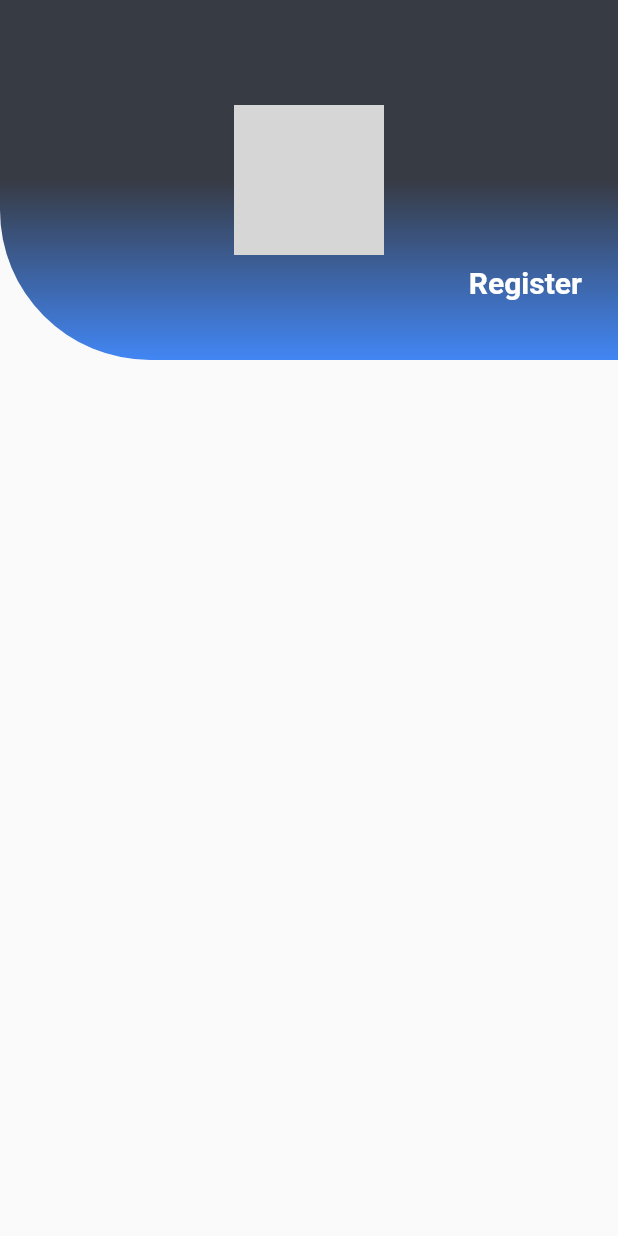
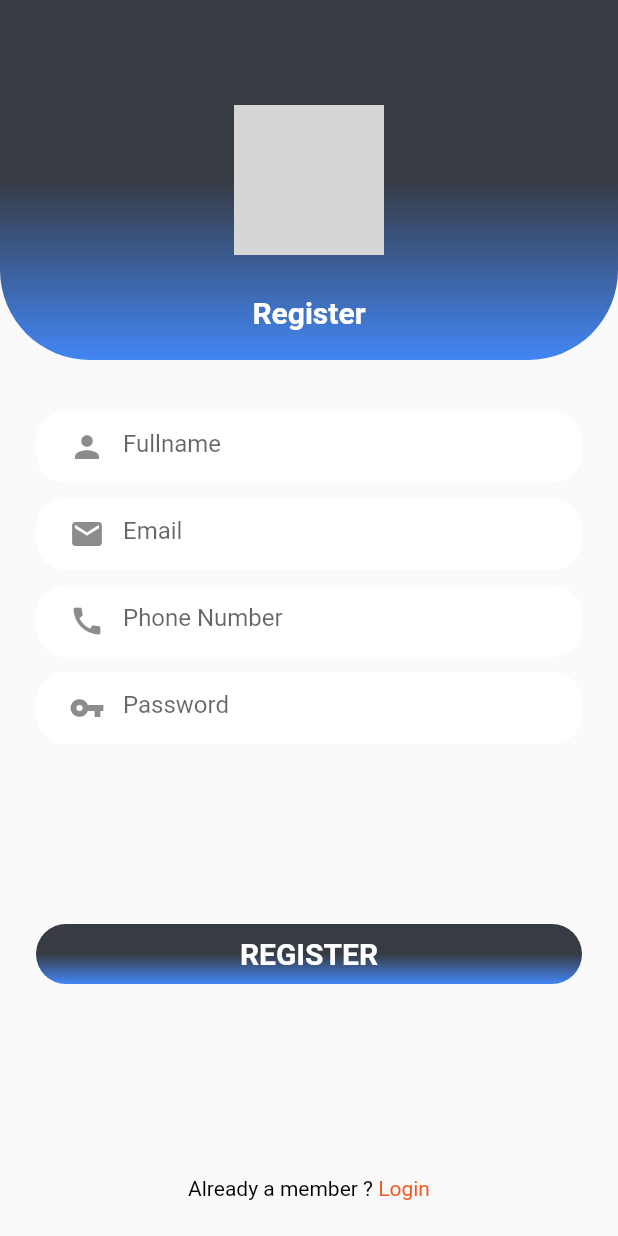
Before and after one commit to Anullos/luna_fashion, a Flutter app: the SignUpPage screen opened by its route, on a phone screen of 412 x 824 dp. Run offline on Flutter 3.47's test engine with Material 2 defaults, Android fonts, the phone set to English and light mode, and no system bars; our stand-ins replace firebase_analytics, firebase_core, firebase_crashlytics, flutter_riverpod, logger; accounts and stored records are empty; grey boxes are pictures that could not be loaded.

Commit message:
[AUTH] - improved anim

```diff
--- a/lib/src/auth/presentation/pages/login_page.dart
+++ b/lib/src/auth/presentation/pages/login_page.dart
@@ -21,20 +21,17 @@ class _LoginPageState extends State<LoginPage> {
   final _psudoDuration = const Duration(milliseconds: 150);
   bool _isCompleted = false;
   bool _isKeyboardVisible = false;
-
-  @override
-  void initState() {
-    super.initState();
-  }
+  bool _isOtherPage = false;
 
   _navigateSignUp() async {
     FocusScope.of(context).requestFocus(FocusNode());
     await _animateContainerFromTopToBottom();
-
+    _isOtherPage = true;
     Navigator.pushNamed(context, signupRoute).then((value) {
       if (value == true) {
         _animateContainerFromBottomToTop();
         _isCompleted = true;
+        _isOtherPage = false;
       }
     });
   }
@@ -42,7 +39,7 @@ class _LoginPageState extends State<LoginPage> {
   _animateContainerFromBottomToTop() async {
     await Future.delayed(_psudoDuration);
     _height = 240;
-    _radioValue = 100;
+    _radioValue = 60;
     _iconHeight = 100;
     _iconWidth = 100;
     setState(() {});
@@ -71,12 +68,16 @@ class _LoginPageState extends State<LoginPage> {
     _isCompleted = true;
 
     if (WidgetsBinding.instance!.window.viewInsets.bottom > 0.0 &&
-        !_isKeyboardVisible) {
+        !_isKeyboardVisible &&
+        _isCompleted &&
+        !_isOtherPage) {
       _height = 0;
       _isKeyboardVisible = true;
       setState(() {});
     } else if (WidgetsBinding.instance!.window.viewInsets.bottom == 0.0 &&
-        _isKeyboardVisible) {
+        _isKeyboardVisible &&
+        _isCompleted &&
+        !_isOtherPage) {
       _height = 240;
       _isKeyboardVisible = false;
       setState(() {});
--- a/lib/src/auth/presentation/pages/signup_page.dart
+++ b/lib/src/auth/presentation/pages/signup_page.dart
@@ -1,6 +1,7 @@
 import 'package:flutter/material.dart';
 
 import '../widgets/custom_anim_screen.dart';
+import '../widgets/signup_form.dart';
 
 class SignUpPage extends StatefulWidget {
   const SignUpPage({Key? key}) : super(key: key);
@@ -17,6 +18,8 @@ class _SignUpPageState extends State<SignUpPage> {
   final _duration = const Duration(milliseconds: 750);
   final _durationIcon = const Duration(milliseconds: 450);
   final _psudoDuration = const Duration(milliseconds: 150);
+  bool _isCompleted = false;
+  bool _isKeyboardVisible = false;
 
   _navigateBack() async {
     await _animateContainerFromTopToBottom();
@@ -26,7 +29,7 @@ class _SignUpPageState extends State<SignUpPage> {
   _animateContainerFromBottomToTop() async {
     await Future.delayed(_psudoDuration);
     _height = 240;
-    _radioValue = 100;
+    _radioValue = 60;
     _iconHeight = 100;
     _iconWidth = 100;
     setState(() {});
@@ -43,6 +46,7 @@ class _SignUpPageState extends State<SignUpPage> {
   void didChangeDependencies() {
     super.didChangeDependencies();
 
+    if (!_isCompleted) {
       _height = MediaQuery.of(context).size.height;
       _radioValue = 0;
       _iconHeight = 100;
@@ -50,6 +54,20 @@ class _SignUpPageState extends State<SignUpPage> {
       setState(() {});
 
       _animateContainerFromBottomToTop();
+    }
+    _isCompleted = true;
+
+    if (WidgetsBinding.instance!.window.viewInsets.bottom > 0.0 &&
+        !_isKeyboardVisible) {
+      _height = 0;
+      _isKeyboardVisible = true;
+      setState(() {});
+    } else if (WidgetsBinding.instance!.window.viewInsets.bottom == 0.0 &&
+        _isKeyboardVisible) {
+      _height = 240;
+      _isKeyboardVisible = false;
+      setState(() {});
+    }
   }
 
   @override
@@ -63,6 +81,10 @@ class _SignUpPageState extends State<SignUpPage> {
         body: Stack(
           fit: StackFit.expand,
           children: [
+            SignupForm(
+              heightFake: _isKeyboardVisible ? 100 : 240,
+              onTapLogin: _navigateBack,
+            ),
             CustomAnimScreen(
               text: 'Register',
               isCompleted: _height == 240,
--- a/lib/src/auth/presentation/widgets/custom_anim_screen.dart
+++ b/lib/src/auth/presentation/widgets/custom_anim_screen.dart
@@ -37,6 +37,7 @@ class CustomAnimScreen extends StatelessWidget {
           gradient: LunaColors.backgroundAuthGradient,
           borderRadius: BorderRadius.only(
             bottomLeft: Radius.circular(radioValue),
+            bottomRight: Radius.circular(radioValue),
           ),
         ),
         child: Stack(
@@ -61,8 +62,9 @@ class CustomAnimScreen extends StatelessWidget {
             FutureBuilder(
               future: Future.delayed(durationIcon),
               builder: (_, snapshot) => Positioned(
-                bottom: 40,
+                bottom: 20,
                 right: 24,
+                left: 24,
                 child: AnimatedOpacity(
                   opacity: isCompleted &&
                           snapshot.connectionState == ConnectionState.done
@@ -71,6 +73,7 @@ class CustomAnimScreen extends StatelessWidget {
                   duration: durationIcon,
                   child: Text(
                     text,
+                    textAlign: TextAlign.center,
                     style: const TextStyle(
                       color: Colors.white,
                       fontSize: 20,
--- /dev/null
+++ b/lib/src/auth/presentation/widgets/signup_form.dart
@@ -0,0 +1,94 @@
+import 'package:flutter/material.dart';
+
+import '../../../shared/presentation/utils/luna_colors.dart';
+import '../../../shared/presentation/widgets/custom_button_widget.dart';
+
+class SignupForm extends StatelessWidget {
+  const SignupForm({
+    Key? key,
+    required this.heightFake,
+    required this.onTapLogin,
+  }) : super(key: key);
+  final double heightFake;
+  final VoidCallback onTapLogin;
+
+  @override
+  Widget build(BuildContext context) {
+    final size = MediaQuery.of(context).size;
+    return SingleChildScrollView(
+      child: SizedBox(
+        height: size.height,
+        width: size.width,
+        child: Column(
+          mainAxisSize: MainAxisSize.max,
+          children: [
+            AnimatedContainer(
+              duration: const Duration(milliseconds: 750),
+              curve: Curves.fastOutSlowIn,
+              height: heightFake,
+            ),
+            Expanded(
+              child: Padding(
+                padding: const EdgeInsets.symmetric(
+                    horizontal: 24.0, vertical: 16.0),
+                child: Column(
+                  mainAxisAlignment: MainAxisAlignment.spaceBetween,
+                  children: [
+                    const SizedBox(height: 8),
+                    _textInput(hint: "Fullname", icon: Icons.person),
+                    _textInput(hint: "Email", icon: Icons.email),
+                    _textInput(hint: "Phone Number", icon: Icons.call),
+                    _textInput(hint: "Password", icon: Icons.vpn_key),
+                    Expanded(
+                      child: Center(
+                        child: CustomButtonWidget(
+                          onTap: () {},
+                          text: "REGISTER",
+                        ),
+                      ),
+                    ),
+                    InkWell(
+                      onTap: onTapLogin,
+                      child: Padding(
+                        padding: const EdgeInsets.all(8.0),
+                        child: RichText(
+                          text: TextSpan(children: [
+                            const TextSpan(
+                                text: "Already a member ? ",
+                                style: TextStyle(color: Colors.black)),
+                            TextSpan(
+                                text: "Login",
+                                style: TextStyle(color: LunaColors.orange)),
+                          ]),
+                        ),
+                      ),
+                    )
+                  ],
+                ),
+              ),
+            ),
+          ],
+        ),
+      ),
+    );
+  }
+
+  Widget _textInput({controller, hint, icon}) {
+    return Container(
+      margin: const EdgeInsets.only(top: 10),
+      decoration: const BoxDecoration(
+        borderRadius: BorderRadius.all(Radius.circular(20)),
+        color: Colors.white,
+      ),
+      padding: const EdgeInsets.only(left: 10),
+      child: TextFormField(
+        controller: controller,
+        decoration: InputDecoration(
+          border: InputBorder.none,
+          hintText: hint,
+          prefixIcon: Icon(icon),
+        ),
+      ),
+    );
+  }
+}
```
Lines whose indentation alone changed are shown as unchanged.
